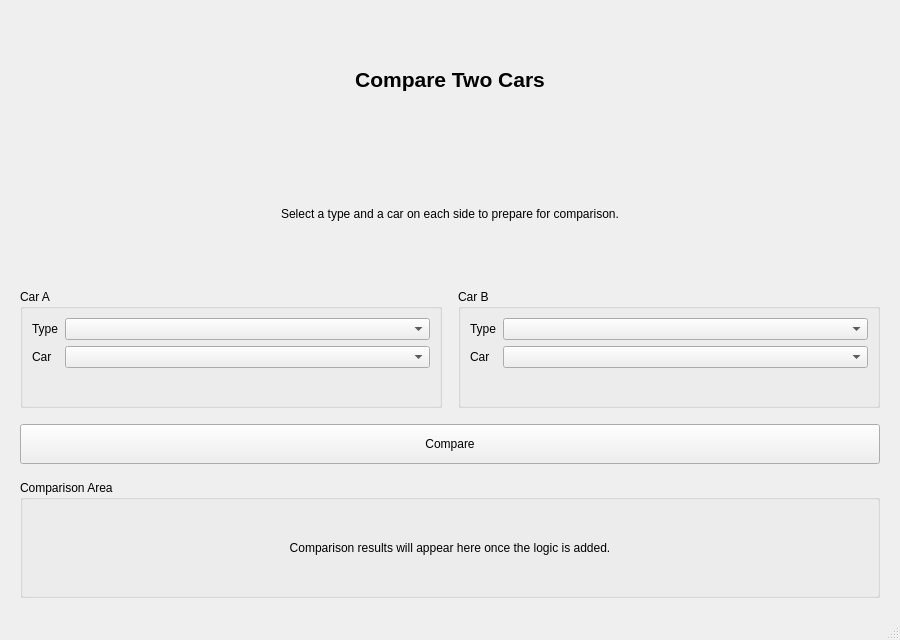
Old version of the form mainwindow.ui in the repository atifmn/car-comparison.
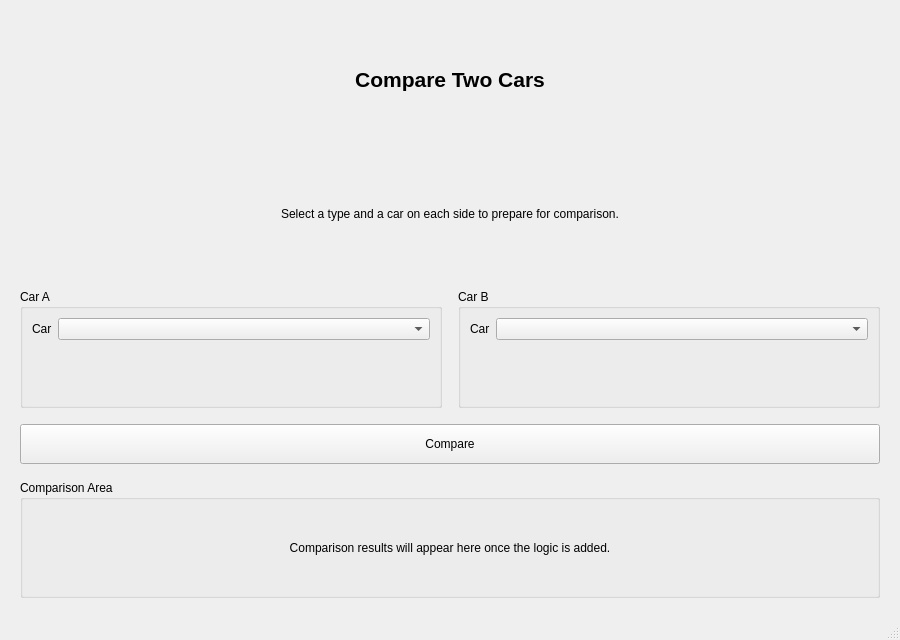
New version of the form.

Commit message: Added sample cars and put them into drop down menus, and user choice for sample car selection works

What changed in the file:
```diff
--- a/mainwindow.ui
+++ b/mainwindow.ui
@@ -68,23 +68,13 @@
         </property>
         <layout class="QFormLayout" name="leftFormLayout">
          <item row="0" column="0">
-          <widget class="QLabel" name="leftTypeLabel">
-           <property name="text">
-            <string>Type</string>
-           </property>
-          </widget>
-         </item>
-         <item row="0" column="1">
-          <widget class="QComboBox" name="leftTypeComboBox"/>
-         </item>
-         <item row="1" column="0">
           <widget class="QLabel" name="leftCarLabel">
            <property name="text">
             <string>Car</string>
            </property>
           </widget>
          </item>
-         <item row="1" column="1">
+         <item row="0" column="1">
           <widget class="QComboBox" name="leftCarComboBox"/>
          </item>
         </layout>
@@ -97,23 +87,13 @@
         </property>
         <layout class="QFormLayout" name="rightFormLayout">
          <item row="0" column="0">
-          <widget class="QLabel" name="rightTypeLabel">
-           <property name="text">
-            <string>Type</string>
-           </property>
-          </widget>
-         </item>
-         <item row="0" column="1">
-          <widget class="QComboBox" name="rightTypeComboBox"/>
-         </item>
-         <item row="1" column="0">
           <widget class="QLabel" name="rightCarLabel">
            <property name="text">
             <string>Car</string>
            </property>
           </widget>
          </item>
-         <item row="1" column="1">
+         <item row="0" column="1">
           <widget class="QComboBox" name="rightCarComboBox"/>
          </item>
         </layout>
```
Left out of the diff: 8 changed lines with no effect on the pictures. The commit also changes 2 other files.
